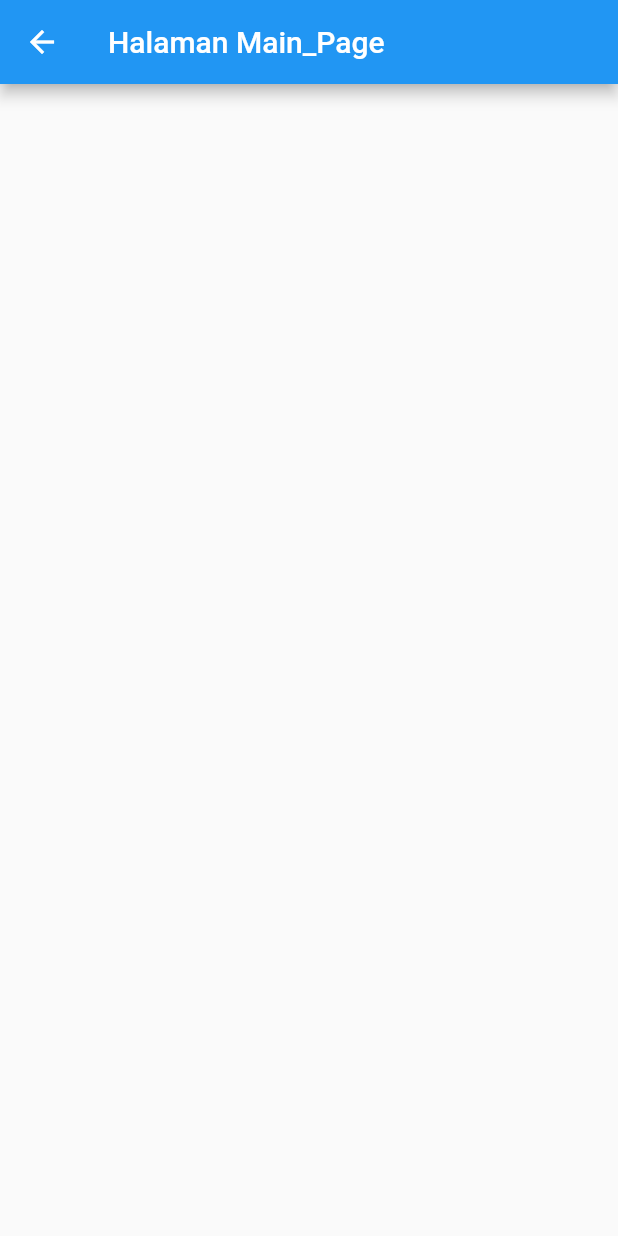
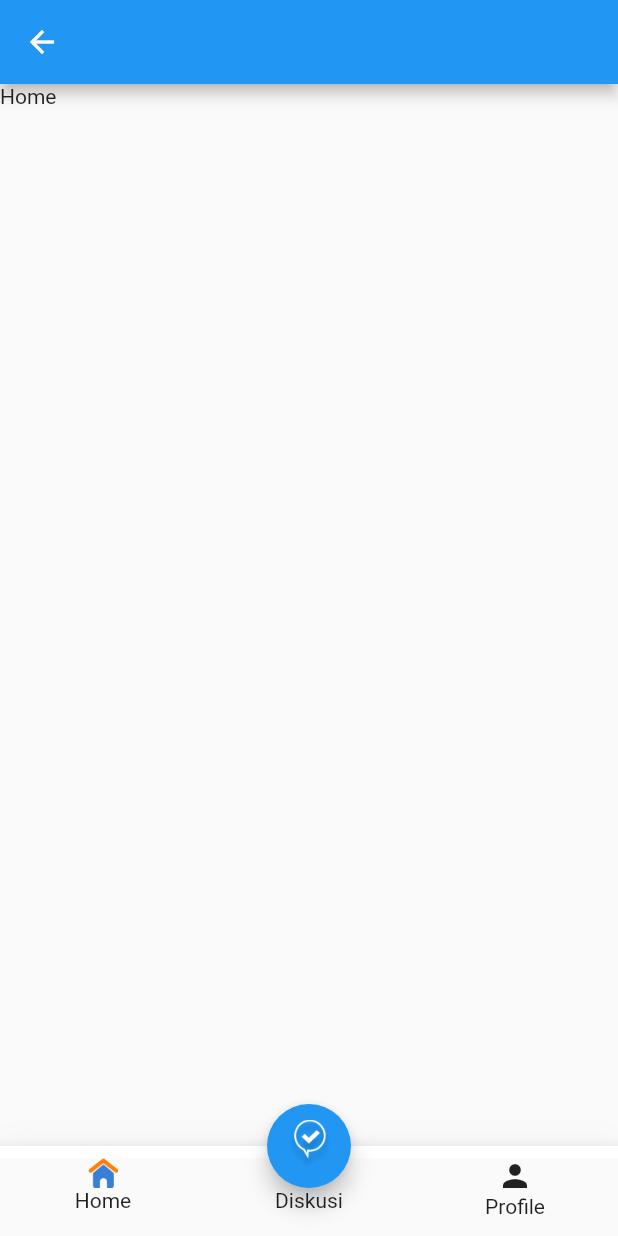
Before and after one commit to Maersx27/finalproject, a Flutter app: the MainPage screen opened by its route, on a phone screen of 412 x 824 dp. Run offline on Flutter 3.47's test engine with Material 2 defaults, Android fonts, the phone set to English and light mode, and no system bars.

Commit message:
Update Navigasi Bawah Home Diskus Profile

```diff
--- /dev/null
+++ b/lib/view/main/latihan_soal/home_page.dart
@@ -0,0 +1,22 @@
+import 'package:flutter/material.dart';
+
+class HomePage extends StatefulWidget {
+  const HomePage({super.key});
+
+  @override
+  State<HomePage> createState() => _HomePageState();
+}
+
+class _HomePageState extends State<HomePage> {
+  @override
+  Widget build(BuildContext context) {
+    return Scaffold(
+      appBar: AppBar(),
+      body: Column(
+        children: [
+          Text("Home"),
+        ],
+      ),
+    );
+  }
+}
--- a/lib/view/main_page.dart
+++ b/lib/view/main_page.dart
@@ -1,3 +1,7 @@
+import 'package:finalpro/constants/r.dart';
+import 'package:finalpro/view/main/discussion/chat_page.dart';
+import 'package:finalpro/view/main/latihan_soal/home_page.dart';
+import 'package:finalpro/view/main/profile/profile_page.dart';
 import 'package:flutter/material.dart';
 
 class MainPage extends StatefulWidget {
@@ -9,13 +13,125 @@ class MainPage extends StatefulWidget {
 }
 
 class _MainPageState extends State<MainPage> {
+  final _pc = PageController();
+  int index = 0;
+
   @override
   Widget build(BuildContext context) {
     return Scaffold(
-      appBar: AppBar(
-        title: Text("Halaman Main_Page"),
+      floatingActionButton: FloatingActionButton(
+        child: Image.asset(
+          R.assets.icDiscuss,
+          width: 30,
+        ),
+        onPressed: () {
+          Navigator.of(context).push(
+            MaterialPageRoute(
+              builder: (context) => ChatPage(),
+            ),
+          );
+        },
       ),
-      bottomNavigationBar: Container(),
+      floatingActionButtonLocation: FloatingActionButtonLocation.centerDocked,
+      bottomNavigationBar: _buildBottomNavigation(),
+      body: PageView(
+        controller: _pc,
+        physics: NeverScrollableScrollPhysics(),
+        children: [
+          HomePage(),
+          ProfilePage(),
+        ],
+      ),
+    );
+  }
+
+  Container _buildBottomNavigation() {
+    return Container(
+      decoration: BoxDecoration(
+        boxShadow: [
+          BoxShadow(
+            offset: Offset(0, 4),
+            blurRadius: 20,
+            color: Colors.black.withOpacity(0.06),
+          ),
+        ],
+      ),
+      child: BottomAppBar(
+        color: Colors.white,
+        child: Container(
+          height: 60,
+          child: Row(
+            children: [
+              Expanded(
+                child: Padding(
+                  padding: const EdgeInsets.only(top: 8.0),
+                  child: Material(
+                    child: InkWell(
+                      onTap: () {
+                        index = 0;
+                        _pc.animateToPage(index,
+                            duration: Duration(milliseconds: 500),
+                            curve: Curves.bounceInOut);
+                      },
+                      child: Column(
+                        children: [
+                          Image.asset(
+                            R.assets.icHome,
+                            height: 20,
+                          ),
+                          Text("Home"),
+                        ],
+                      ),
+                    ),
+                  ),
+                ),
+              ),
+              Expanded(
+                child: Padding(
+                  padding: const EdgeInsets.only(top: 8.0),
+                  child: Material(
+                    child: InkWell(
+                      child: Column(
+                        children: [
+                          Opacity(
+                            opacity: 0,
+                            child: Image.asset(
+                              R.assets.icHome,
+                              height: 20,
+                            ),
+                          ),
+                          Text("Diskusi"),
+                        ],
+                      ),
+                    ),
+                  ),
+                ),
+              ),
+              Expanded(
+                child: Padding(
+                  padding: const EdgeInsets.only(top: 8.0),
+                  child: Material(
+                    child: InkWell(
+                      onTap: () {
+                        index = 1;
+                        _pc.animateToPage(index,
+                            duration: Duration(milliseconds: 500),
+                            curve: Curves.bounceInOut);
+                      },
+                      child: Column(
+                        children: [
+                          Icon(Icons.person),
+                          Text("Profile"),
+                        ],
+                      ),
+                    ),
+                  ),
+                ),
+              ),
+            ],
+          ),
+        ),
+      ),
     );
   }
 }
--- a/lib/view/registration_page.dart
+++ b/lib/view/registration_page.dart
@@ -52,7 +52,8 @@ class _MyWidgetState extends State<RegistrationPage> {
           child: ButtonLogin(
             onTap: () {
               print(emailController.text);
-              Navigator.of(context).pushNamed(MainPage.route);
+              Navigator.of(context)
+                  .pushNamedAndRemoveUntil(MainPage.route, (context) => false);
             },
             backgroundColor: R.colors.primary,
             borderColor: R.colors.primary,
```
Also changed, not shown: lib/view/main/discussion/chat_page.dart (added, +22 -0 lines), lib/view/main/profile/profile_page.dart (added, +22 -0 lines).
